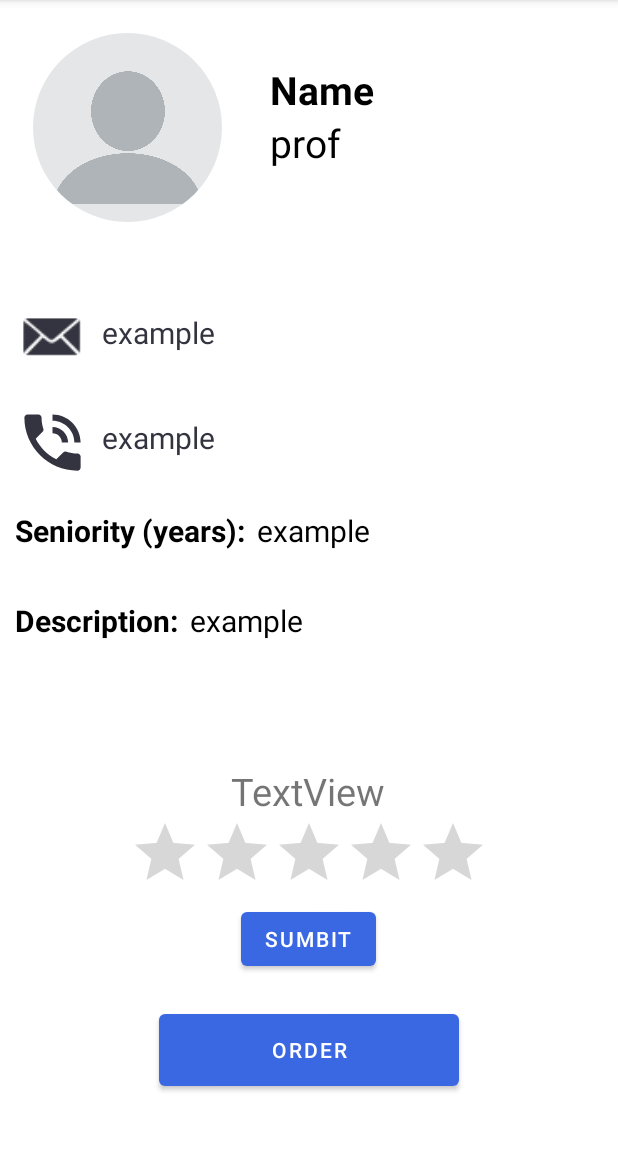
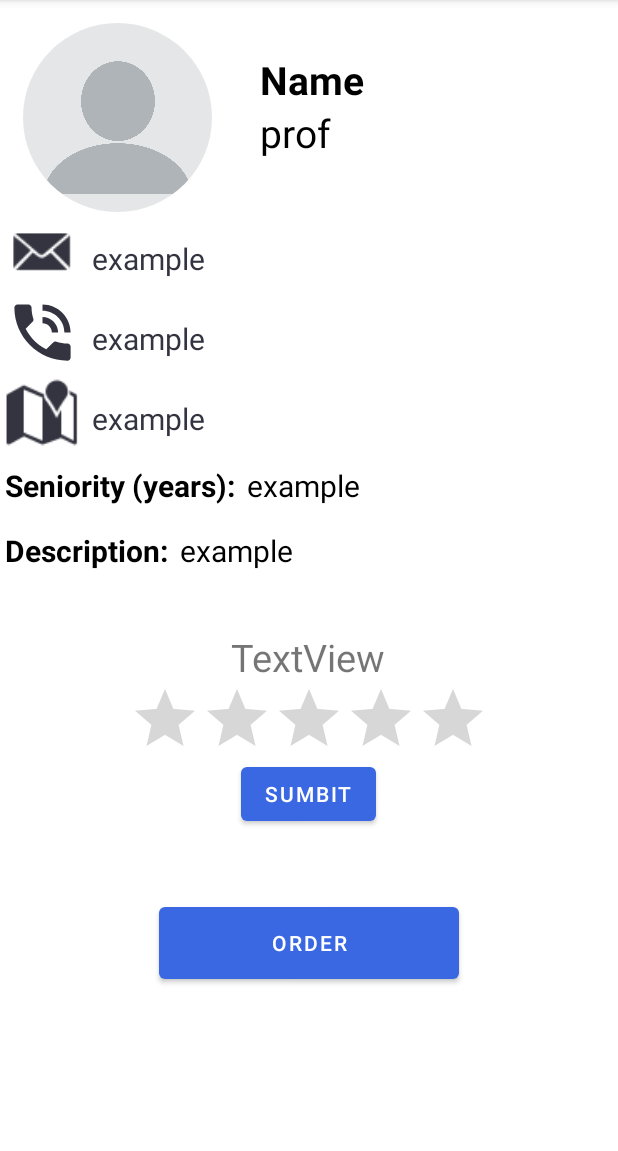
Before and after one commit to adimor1/HandIt, an Android app: the ProfessionalDetailsActivity screen opened directly, with no data from a screen before it, on a phone screen of 412 x 824 dp, the part 84-1235 px from its top. Run offline under Robolectric (Android 15) with nearby library versions, the phone set to English and light mode, and no system bars; our stand-ins replace CircleImageView, Firebase (no records; nobody signed in at launch, a user with empty details on screens opened directly), Picasso; pictures from the network do not load.

Commit message:
back & stars in list

```diff
--- a/app/src/main/java/com/example/myapplication/Activities/ProfessionalDetailsActivity.java
+++ b/app/src/main/java/com/example/myapplication/Activities/ProfessionalDetailsActivity.java
@@ -12,6 +12,7 @@ import android.widget.Button;
 import android.widget.EditText;
 import android.widget.ImageView;
 import android.widget.RatingBar;
+import android.widget.TextClock;
 import android.widget.TextView;
 import android.widget.Toast;
 
@@ -44,6 +45,7 @@ public class ProfessionalDetailsActivity extends AppCompatActivity {
     TextView tvDescription;
     TextView tvSenority;
     TextView tvRating;
+    TextView tvlocation;
     private ImageView imageDetails;
     private RatingBar rBar;
     private Button btn;
@@ -67,6 +69,7 @@ public class ProfessionalDetailsActivity extends AppCompatActivity {
         tvRating = findViewById(R.id.ratingDetails);
         rBar =  findViewById(R.id.ratingBar1);
         btn = findViewById(R.id.btnSumbit);
+        tvlocation = findViewById(R.id.location);
 
         if(getIntent().hasExtra("selected_user")){
             User user = getIntent().getParcelableExtra("selected_user");
@@ -76,6 +79,7 @@ public class ProfessionalDetailsActivity extends AppCompatActivity {
             String description= user.getDescription();
             String phone = user.getPhone();
             String seniority= user.getSeniority();
+            String location = user.getLocation();
             double sumRating = user.getSumRating();
             int countRating = user.getCountRating();
 
@@ -85,6 +89,7 @@ public class ProfessionalDetailsActivity extends AppCompatActivity {
             tvPhone.setText(phone);
             tvProf.setText(profession);
             tvSenority.setText(seniority);
+            tvlocation.setText(location);
 
             storageReference = FirebaseStorage.getInstance().getReference();
             StorageReference profileRef = storageReference.child("users/"+user.getEmail()+"/profile.jpg");
--- a/app/src/main/res/layout/activity_main.xml
+++ b/app/src/main/res/layout/activity_main.xml
@@ -4,7 +4,9 @@
     xmlns:tools="http://schemas.android.com/tools"
     android:layout_width="match_parent"
     android:layout_height="match_parent"
-    tools:context=".Activities.MainActivity">
+    tools:context=".Activities.MainActivity"
+    android:background="@drawable/back3"
+   >
 
 
     <LinearLayout
--- a/app/src/main/res/layout/activity_professional_details.xml
+++ b/app/src/main/res/layout/activity_professional_details.xml
@@ -7,11 +7,11 @@
     android:layout_height="match_parent"
     android:orientation="vertical"
     tools:context=".Activities.ProfessionalDetailsActivity"
-    android:padding="10dp">
+    android:padding="3dp">
 
     <LinearLayout
         android:layout_width="match_parent"
-        android:layout_height="180dp"
+        android:layout_height="140dp"
         android:orientation="horizontal">
 
         <de.hdodenhof.circleimageview.CircleImageView
@@ -56,7 +56,7 @@
         android:layout_width="wrap_content"
         android:layout_height="wrap_content"
         android:layout_gravity="center_vertical"
-        android:layout_marginTop="10dp"
+
         android:orientation="horizontal">
 
         <ImageView
@@ -71,6 +71,7 @@
             android:id="@+id/tvEmailDetails"
             android:layout_width="wrap_content"
             android:layout_height="wrap_content"
+            android:layout_gravity="center_vertical"
             android:layout_marginLeft="8dp"
             android:paddingTop="8dp"
             android:text="example"
@@ -84,7 +85,7 @@
         android:layout_height="wrap_content"
         android:layout_gravity="center_vertical"
         android:orientation="horizontal"
-        android:layout_marginTop="20dp">
+        android:layout_marginTop="3dp">
 
         <ImageView
             android:id="@+id/imageView2"
@@ -101,6 +102,34 @@
             android:layout_marginLeft="8dp"
             android:paddingTop="8dp"
             android:text="example"
+            android:layout_gravity="center_vertical"
+            android:textColor="@color/purple_700"
+            android:textSize="20sp" />
+    </LinearLayout>
+
+    <LinearLayout
+        android:layout_width="wrap_content"
+        android:layout_height="wrap_content"
+        android:layout_gravity="center_vertical"
+        android:orientation="horizontal"
+        android:layout_marginTop="3dp">
+
+        <ImageView
+            android:id="@+id/imageView4"
+            app:srcCompat="@android:drawable/ic_dialog_map"
+            android:layout_width="50dp"
+            android:layout_height="50dp"
+            android:layout_weight="1"
+            app:tint="@color/purple_200"/>
+
+        <TextView
+            android:id="@+id/location"
+            android:layout_width="215dp"
+            android:layout_height="wrap_content"
+            android:layout_marginLeft="8dp"
+            android:paddingTop="8dp"
+            android:text="example"
+            android:layout_gravity="center_vertical"
             android:textColor="@color/purple_700"
             android:textSize="20sp" />
     </LinearLayout>
@@ -110,7 +139,7 @@
         android:layout_height="40dp"
         android:layout_gravity="center_vertical"
         android:orientation="horizontal"
-        android:layout_marginTop="20dp">
+        android:layout_marginTop="10dp">
 
         <TextView
             android:layout_width="wrap_content"
@@ -135,7 +164,7 @@
         android:layout_height="wrap_content"
         android:layout_gravity="center_vertical"
         android:orientation="horizontal"
-        android:layout_marginTop="20dp">
+        android:layout_marginTop="3dp">
 
         <TextView
             android:layout_width="wrap_content"
@@ -148,7 +177,7 @@
         <TextView
             android:id="@+id/tvDescriptionDetails"
             android:layout_width="wrap_content"
-            android:layout_height="80dp"
+            android:layout_height="wrap_content"
             android:layout_marginLeft="8dp"
             android:text="example"
             android:textColor="@color/black"
@@ -162,13 +191,13 @@
         android:layout_height="wrap_content"
         android:text="TextView"
         android:layout_gravity="center"
-        android:layout_marginTop="30dp"
+        android:layout_marginTop="40dp"
         android:textSize="25sp" />
 
     <RatingBar
         android:id="@+id/ratingBar1"
         android:layout_width="wrap_content"
-        android:layout_height="wrap_content"
+        android:layout_height="50dp"
         android:numStars="5"
         android:progressTint="@color/yellow"
         android:layout_gravity="center"
@@ -185,7 +214,7 @@
         android:id="@+id/orderBtn"
         android:layout_width="200dp"
         android:layout_height="60dp"
-        android:layout_marginTop="20dp"
+        android:layout_marginTop="45dp"
         android:layout_gravity="center"
         android:text="Order" />
 
--- a/app/src/main/res/layout/activity_register.xml
+++ b/app/src/main/res/layout/activity_register.xml
@@ -73,8 +73,8 @@
         android:id="@+id/registerBtn"
         android:layout_width="250dp"
         android:layout_height="60dp"
+        android:layout_centerHorizontal="true"
         android:layout_marginTop="480dp"
-        android:layout_centerHorizontal="true"
         android:text="Register" />
 
 
```
Also changed, not shown: app/src/main/res/layout/prof_item.xml (+28 -13 lines), app/src/main/res/drawable-v24/location.png (added), app/src/main/res/drawable-xhdpi/back3.png (added).
